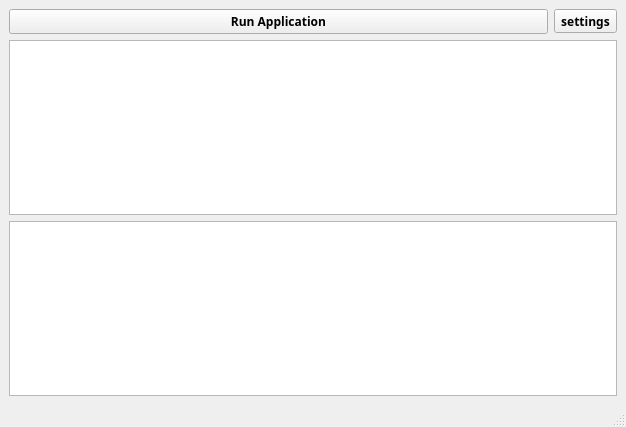
Old version of the form src/main.ui in the repository gusdnd3150/communication-gui.
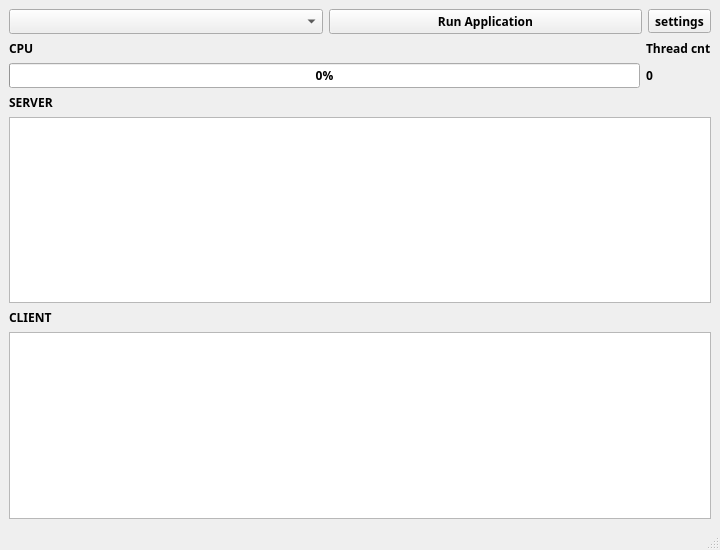
New version of the form.

```diff
--- a/src/main.ui
+++ b/src/main.ui
@@ -6,8 +6,8 @@
    <rect>
     <x>0</x>
     <y>0</y>
-    <width>626</width>
-    <height>427</height>
+    <width>720</width>
+    <height>550</height>
    </rect>
   </property>
   <property name="sizePolicy">
@@ -39,35 +39,90 @@
    <string>MainWindow</string>
   </property>
   <widget class="QWidget" name="centralwidget">
-   <layout class="QGridLayout" name="gridLayout_2">
-    <item row="0" column="0">
+   <layout class="QVBoxLayout" name="verticalLayout_2">
+    <item>
      <layout class="QGridLayout" name="gridLayout">
-      <item row="0" column="1">
+      <item row="0" column="2">
        <widget class="QToolButton" name="btn_settings">
         <property name="text">
          <string>settings</string>
         </property>
        </widget>
       </item>
-      <item row="0" column="0">
+      <item row="0" column="1">
        <widget class="QPushButton" name="btn_start">
         <property name="text">
          <string>Run Application</string>
         </property>
        </widget>
       </item>
+      <item row="0" column="0">
+       <widget class="QComboBox" name="combo_pkg"/>
+      </item>
      </layout>
     </item>
-    <item row="1" column="0">
+    <item>
+     <layout class="QGridLayout" name="gridLayout_3">
+      <item row="1" column="0">
+       <widget class="QProgressBar" name="bar_cpu_stat">
+        <property name="maximumSize">
+         <size>
+          <width>16777215</width>
+          <height>16777215</height>
+         </size>
+        </property>
+        <property name="value">
+         <number>0</number>
+        </property>
+       </widget>
+      </item>
+      <item row="0" column="0">
+       <widget class="QLabel" name="label">
+        <property name="text">
+         <string>CPU</string>
+        </property>
+       </widget>
+      </item>
+      <item row="0" column="1">
+       <widget class="QLabel" name="label_4">
+        <property name="text">
+         <string>Thread cnt</string>
+        </property>
+       </widget>
+      </item>
+      <item row="1" column="1">
+       <widget class="QLabel" name="label_thread_cnt">
+        <property name="text">
+         <string>0</string>
+        </property>
+       </widget>
+      </item>
+     </layout>
+    </item>
+    <item>
      <layout class="QVBoxLayout" name="verticalLayout">
       <property name="sizeConstraint">
        <enum>QLayout::SetMinimumSize</enum>
       </property>
       <item>
-       <widget class="QTableView" name="tableView"/>
+       <widget class="QLabel" name="label_2">
+        <property name="text">
+         <string>SERVER</string>
+        </property>
+       </widget>
       </item>
       <item>
-       <widget class="QListView" name="list_socket">
+       <widget class="QTableView" name="list_run_server"/>
+      </item>
+      <item>
+       <widget class="QLabel" name="label_3">
+        <property name="text">
+         <string>CLIENT</string>
+        </property>
+       </widget>
+      </item>
+      <item>
+       <widget class="QListView" name="list_run_client">
         <property name="toolTip">
          <string>&lt;html&gt;&lt;head/&gt;&lt;body&gt;&lt;p&gt;sadsa&lt;/p&gt;&lt;/body&gt;&lt;/html&gt;</string>
         </property>
```
Left out of the diff: 2 changed lines with no effect on the pictures.
